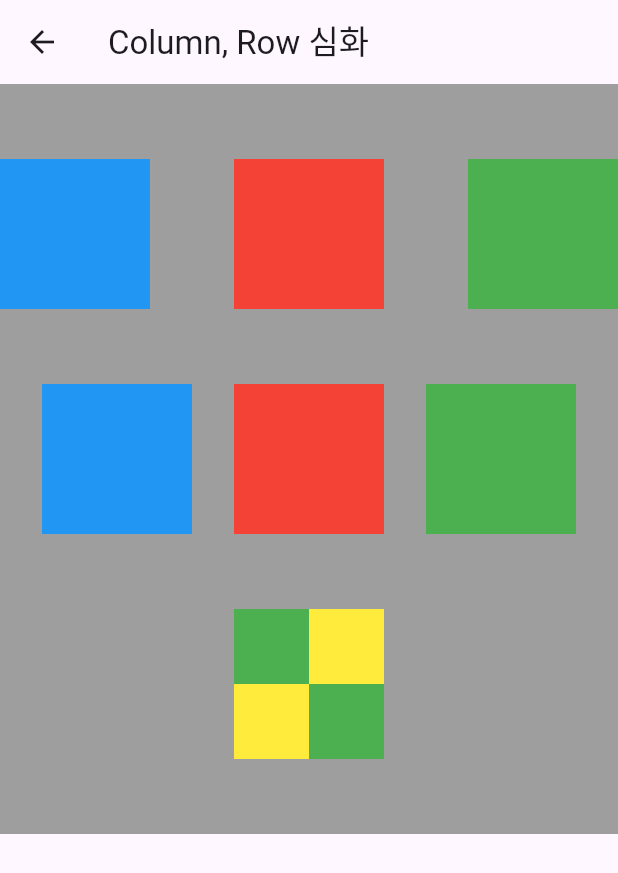
After one commit to pforu/smwu_202508, a Flutter app: the screen it shows after launch, after a tap on "Column, Row 심화", on a phone screen of 412 x 824 dp. The commit adds this screen. Shown: the top 873 px of the screen. Run offline on Flutter 3.47's test engine with Material 3 defaults, Android fonts, the phone set to English and light mode, and no system bars.

Commit message:
column, row 심화

```diff
--- a/lib/screen/button_screen.dart
+++ b/lib/screen/button_screen.dart
@@ -3,6 +3,7 @@ import 'package:smwu_202508/screen/container/container_screen.dart';
 import 'package:smwu_202508/screen/container/container_practice_screen.dart';
 import 'package:smwu_202508/screen/column/column_screen.dart';
 import 'package:smwu_202508/screen/column/column_practice_screen.dart';
+import 'package:smwu_202508/screen/row/column_row_practice_screen.dart';
 import 'package:smwu_202508/screen/row/row_practice_screen.dart';
 import 'package:smwu_202508/screen/row/row_screen.dart';
 
@@ -105,6 +106,21 @@ class ButtonScreen extends StatelessWidget {
               },
               child: Text("Row 실습"),
             ),
+            SizedBox(height: 10),
+            ElevatedButton(
+              onPressed: () {
+                //눌렸을 때 중괄호 진입
+                Navigator.push(
+                  context,
+                  MaterialPageRoute(
+                    builder: (context) {
+                      return ColumnRowPracticeScreen();
+                    },
+                  ),
+                );
+              },
+              child: Text("Column, Row 심화"),
+            ),
           ],
         ),
       ),
--- /dev/null
+++ b/lib/screen/row/column_row_practice_screen.dart
@@ -0,0 +1,63 @@
+import 'package:flutter/material.dart';
+
+class ColumnRowPracticeScreen extends StatelessWidget {
+  const ColumnRowPracticeScreen({super.key});
+
+  @override
+  Widget build(BuildContext context) {
+    return Scaffold(
+      appBar: AppBar(title: Text("Column, Row 심화")),
+      body: Container(
+        height: 500,
+        color: Colors.grey,
+        child: Column(
+          mainAxisAlignment: MainAxisAlignment.spaceEvenly,
+          children: [
+            Row(
+              mainAxisAlignment: MainAxisAlignment.spaceBetween,
+              crossAxisAlignment: CrossAxisAlignment.center,
+              mainAxisSize: MainAxisSize.max,
+              children: [
+                Container(width: 100, height: 100, color: Colors.blue),
+                Container(width: 100, height: 100, color: Colors.red),
+                Container(width: 100, height: 100, color: Colors.green),
+              ],
+            ),
+            Row(
+              mainAxisAlignment: MainAxisAlignment.spaceEvenly,
+              crossAxisAlignment: CrossAxisAlignment.center,
+              mainAxisSize: MainAxisSize.max,
+              children: [
+                Container(width: 100, height: 100, color: Colors.blue),
+                Container(width: 100, height: 100, color: Colors.red),
+                Container(width: 100, height: 100, color: Colors.green),
+              ],
+            ),
+            Column(
+              children: [
+                Row(
+                  mainAxisAlignment: MainAxisAlignment.spaceBetween,
+                  crossAxisAlignment: CrossAxisAlignment.center,
+                  mainAxisSize: MainAxisSize.min,
+                  children: [
+                    Container(width: 50, height: 50, color: Colors.green),
+                    Container(width: 50, height: 50, color: Colors.yellow),
+                  ],
+                ),
+                Row(
+                  mainAxisAlignment: MainAxisAlignment.spaceBetween,
+                  crossAxisAlignment: CrossAxisAlignment.center,
+                  mainAxisSize: MainAxisSize.min,
+                  children: [
+                    Container(width: 50, height: 50, color: Colors.yellow),
+                    Container(width: 50, height: 50, color: Colors.green),
+                  ],
+                ),
+              ],
+            ),
+          ],
+        ),
+      ),
+    );
+  }
+}
```
